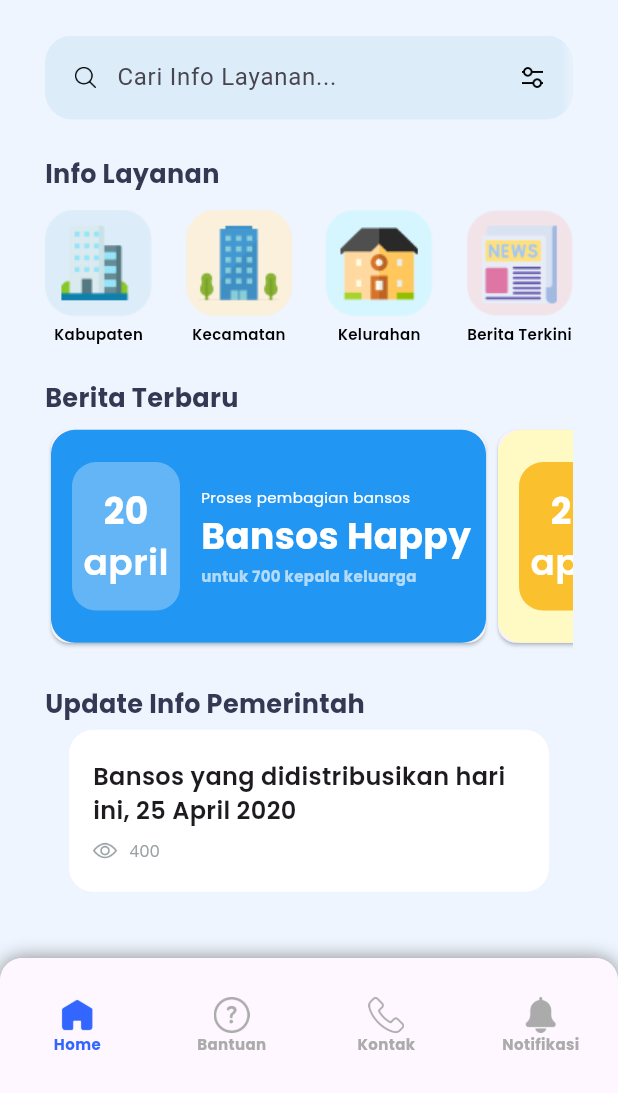
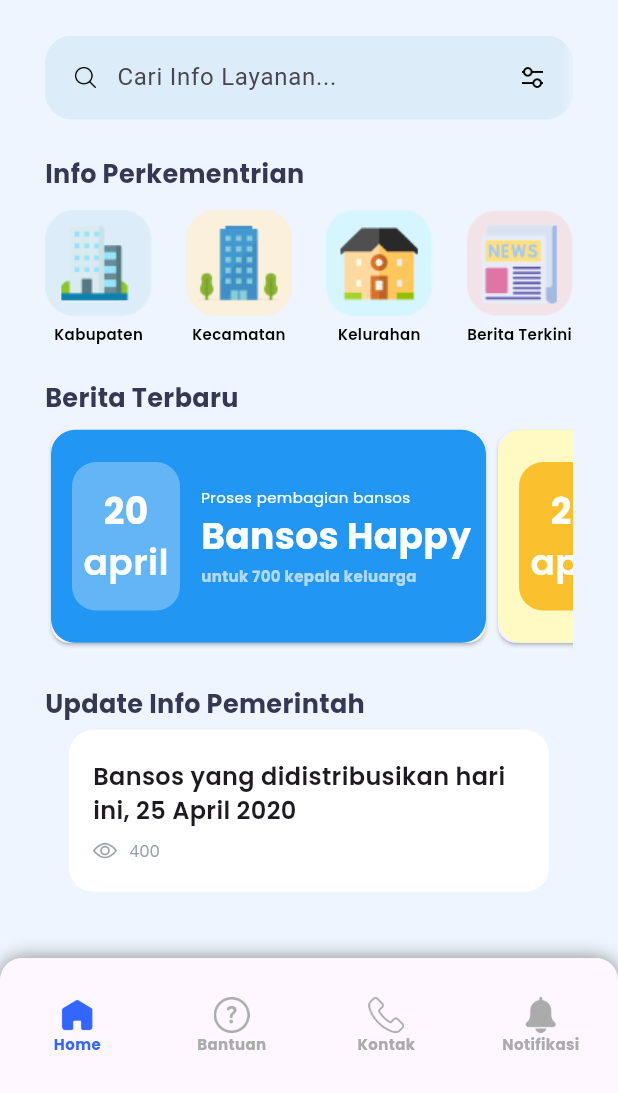
Before and after one commit to aldisakti2/Nusantara-News-App, a Flutter app: the screen it shows once a user with an empty profile is signed in, on a phone screen of 412 x 824 dp, the part 143-1236 px from its top. Run offline on Flutter 3.47's test engine with Material 3 defaults, Android fonts, the phone set to English and light mode, and no system bars; our stand-ins replace bloc, firebase_auth, firebase_core, flutter_bloc, flutter_svg, google_fonts and 2 more; accounts and stored records are empty; network calls fail.

Commit message:
update homepage

```diff
--- a/lib/pages/home_page.dart
+++ b/lib/pages/home_page.dart
@@ -83,7 +83,7 @@ class HomePage extends StatelessWidget {
                   Row(
                     crossAxisAlignment: CrossAxisAlignment.start,
                     children: [
-                      Text('Info Layanan',
+                      Text('Info Perkementrian',
                           style: kHeading6.copyWith(
                             fontSize: 17,
                             fontWeight: FontWeight.bold,
```
